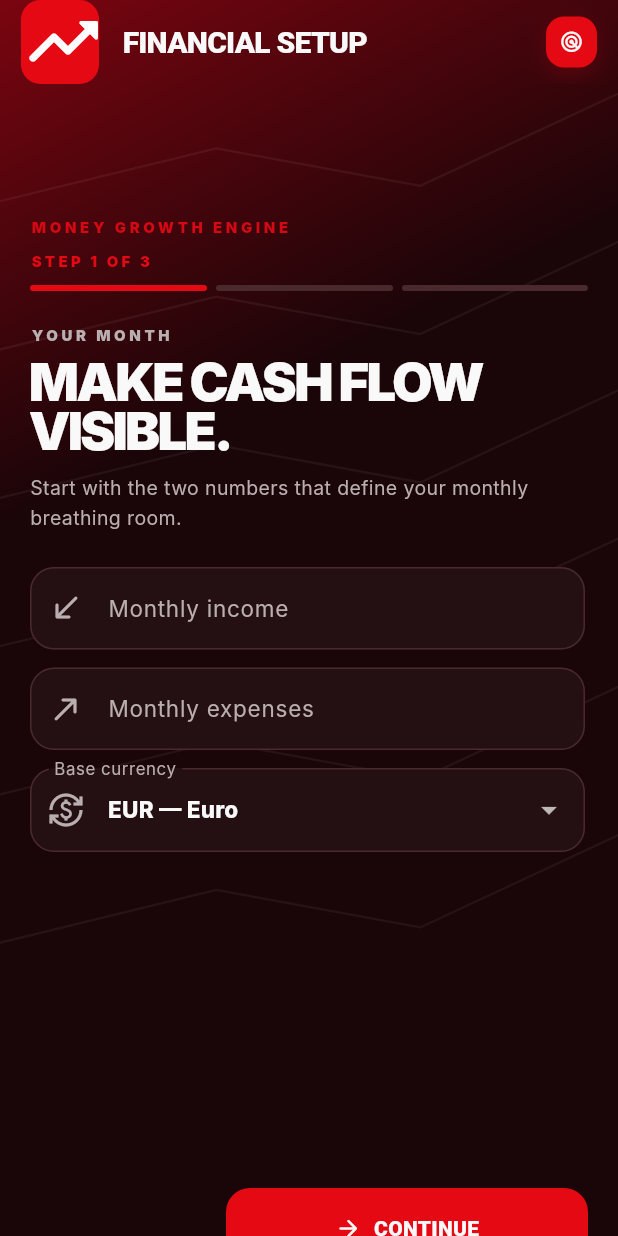
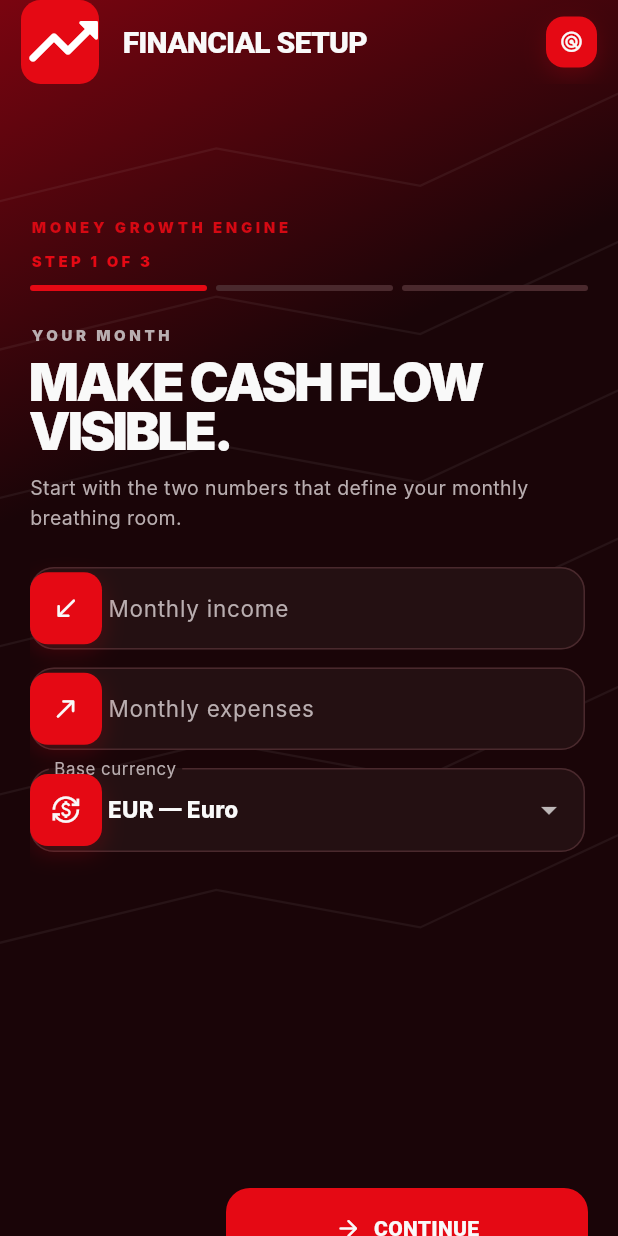
Before and after one commit to Mauricio-HNS/MONEY-GROWTH-ENGINE, a Flutter app: the FinancialSetupScreen screen opened by its route, on a phone screen of 412 x 824 dp. Run offline on Flutter 3.47's test engine with Material 3 defaults, Android fonts, the phone set to English and light mode, and no system bars; network calls fail; Roboto replaces fonts that are missing (Inter).

Commit message:
style: standardize setup field icons

```diff
--- a/flutter_app/lib/screens/financial_setup.dart
+++ b/flutter_app/lib/screens/financial_setup.dart
@@ -114,7 +114,7 @@ class _FinancialSetupScreenState extends State<FinancialSetupScreen> {
       const SizedBox(height: 12),
       DropdownButtonFormField<String>(
         initialValue: currency,
-        decoration: const InputDecoration(labelText: 'Base currency', prefixIcon: Icon(Icons.currency_exchange)),
+        decoration: const InputDecoration(labelText: 'Base currency', prefixIcon: AppIconBadge(icon: Icons.currency_exchange)),
         items: const [
           DropdownMenuItem(value: 'EUR', child: Text('EUR — Euro')),
           DropdownMenuItem(value: 'BRL', child: Text('BRL — Brazilian Real')),
@@ -158,7 +158,7 @@ class _FinancialSetupScreenState extends State<FinancialSetupScreen> {
     children: [
       DropdownButtonFormField<String>(
         initialValue: objective,
-        decoration: const InputDecoration(labelText: 'Main financial goal', prefixIcon: Icon(Icons.flag_outlined)),
+        decoration: const InputDecoration(labelText: 'Main financial goal', prefixIcon: AppIconBadge(icon: Icons.flag_outlined)),
         items: const [
           DropdownMenuItem(value: 'Recover money', child: Text('Recover money')),
           DropdownMenuItem(value: 'Increase income', child: Text('Increase income')),
@@ -191,7 +191,7 @@ class _FinancialSetupScreenState extends State<FinancialSetupScreen> {
       if (value != null && value.trim().isNotEmpty && (amount == null || amount < 0)) return 'Enter a valid amount';
       return null;
     },
-    decoration: InputDecoration(labelText: label, prefixIcon: Icon(icon)),
+    decoration: InputDecoration(labelText: label, prefixIcon: AppIconBadge(icon: icon)),
   );
 }
 
```
